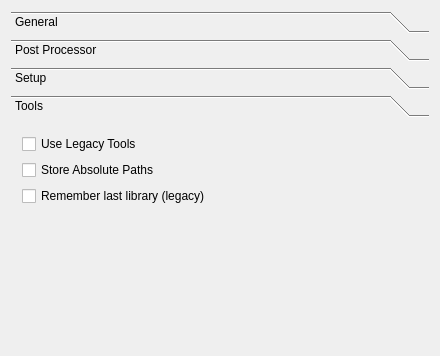
First picture: the form in src/Mod/Path/Gui/Resources/preferences/PathJob.ui, repository southseact-3d/fcd, before the edit; both pictures show x 0 to 440 and y 0 to 356 of the 440 by 669 pixel window.
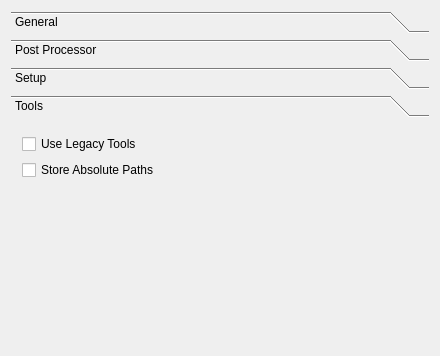
Second picture: the form after the edit. The open tabs and pages were chosen to show the change. Custom widgets are drawn as their Qt base class.

The edit to the form file:
```diff
--- a/src/Mod/Path/Gui/Resources/preferences/PathJob.ui
+++ b/src/Mod/Path/Gui/Resources/preferences/PathJob.ui
@@ -653,16 +653,6 @@
          </property>
         </widget>
        </item>
-       <item>
-        <widget class="QCheckBox" name="toolsOpenLastLibrary">
-         <property name="toolTip">
-          <string>&lt;html&gt;&lt;head/&gt;&lt;body&gt;&lt;p&gt;Causes the toollibrary manager to remember last directory. This ONLY affects legacy tools. &lt;/p&gt;&lt;p&gt;This control is deprecated and will be removed in a future version&lt;/p&gt;&lt;/body&gt;&lt;/html&gt;</string>
-         </property>
-         <property name="text">
-          <string>Remember last library (legacy)</string>
-         </property>
-        </widget>
-       </item>
        <item>
         <spacer name="verticalSpacer_4">
          <property name="orientation">
```
Left out of the diff: 8 changed lines with no effect on the pictures.
